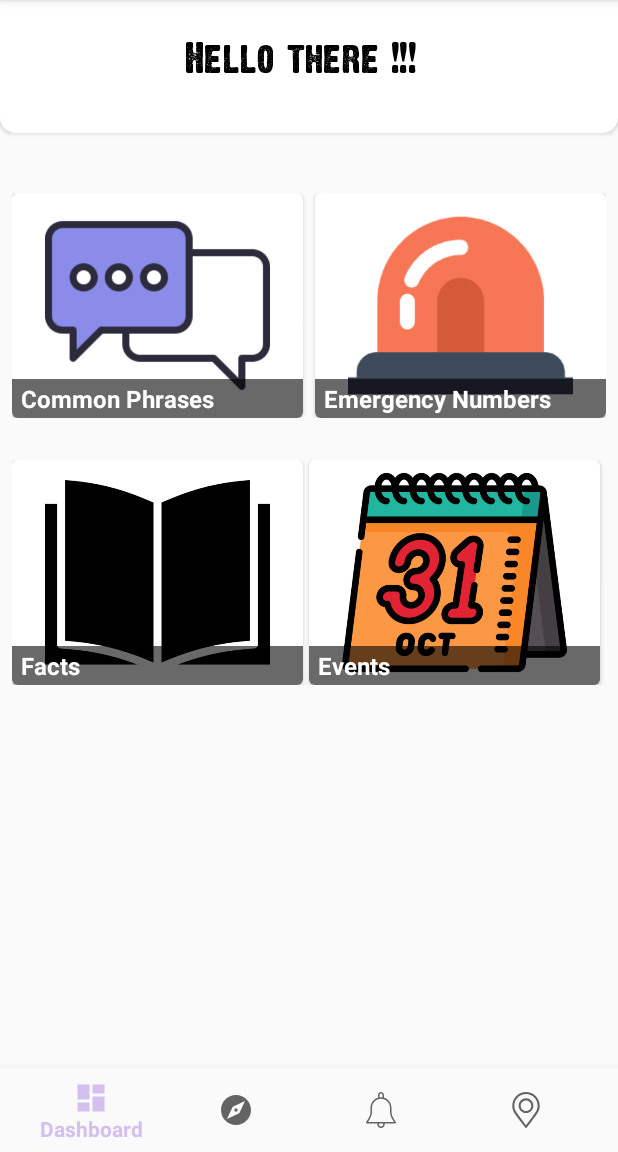
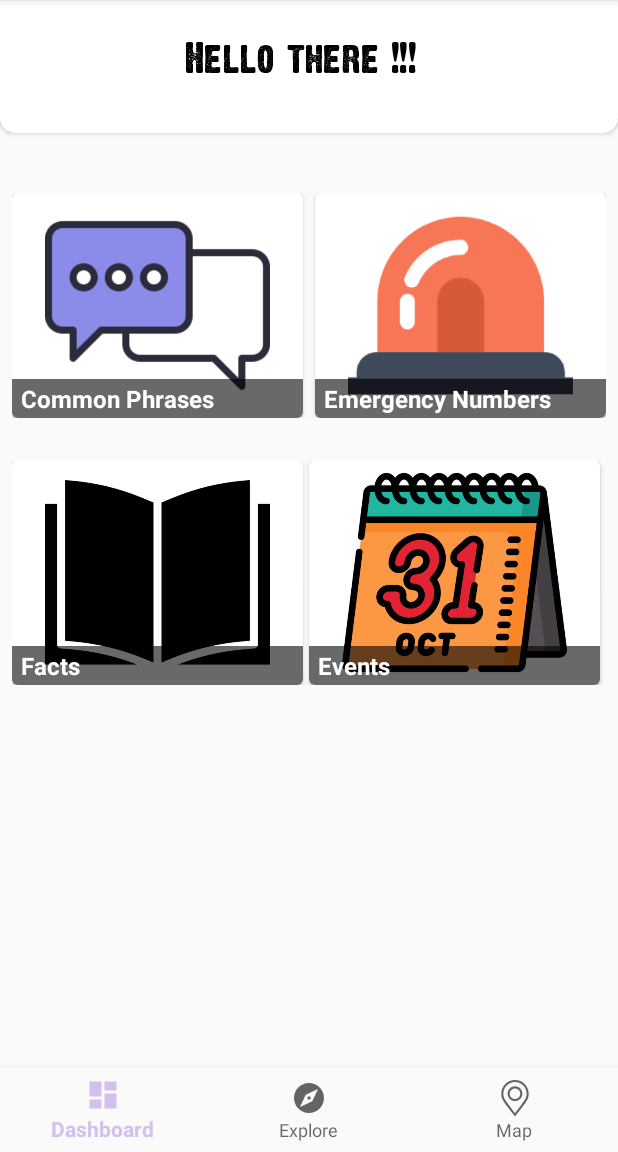
Before and after one commit to kabta/Sherpa, an Android app: the MainActivity screen opened directly, with no data from a screen before it, after a tap on "Emergency Numbers", on a phone screen of 412 x 824 dp, the part 84-1236 px from its top. Run offline under Robolectric (Android 15) with nearby library versions, the phone set to English and light mode, and no system bars; 1 other tap on this screen came first.

Commit message:
Fourth commit

```diff
--- a/app/src/main/java/com/example/sherpaatourguide/activity/ui/MainActivity.java
+++ b/app/src/main/java/com/example/sherpaatourguide/activity/ui/MainActivity.java
@@ -82,9 +82,7 @@ public class MainActivity extends AppCompatActivity {
                     case 1:
                         navigationView.setSelectedItemId(R.id.navigation_explore);
                         break;
-                    case 2:
-                        navigationView.setSelectedItemId(R.id.navigation_notifications);
-                        break;
+
                     case 3:
                         navigationView.setSelectedItemId(R.id.navigation_map);
                         break;
@@ -107,9 +105,7 @@ public class MainActivity extends AppCompatActivity {
                     case R.id.navigation_explore:
                         viewPager.setCurrentItem(1);
                         break;
-                    case R.id.navigation_notifications:
-                        viewPager.setCurrentItem(2);
-                        break;
+
                     case R.id.navigation_map:
                         viewPager.setCurrentItem(3);
                         break;
--- a/app/src/main/res/drawable/ic_notification.xml
+++ /dev/null
@@ -1,7 +0,0 @@
-<vector android:autoMirrored="true" android:height="512dp"
-    android:viewportHeight="512" android:viewportWidth="512"
-    android:width="512dp" xmlns:android="http://schemas.android.com/apk/res/android">
-    <path android:fillColor="#FF000000" android:pathData="M467.819,431.851l-36.651,-61.056c-16.896,-28.181 -25.835,-60.437 -25.835,-93.312V224c0,-82.325 -67.008,-149.333 -149.333,-149.333S106.667,141.675 106.667,224v53.483c0,32.875 -8.939,65.131 -25.835,93.312l-36.651,61.056c-1.984,3.285 -2.027,7.403 -0.149,10.731c1.899,3.349 5.461,5.419 9.301,5.419h405.333c3.84,0 7.403,-2.069 9.301,-5.419C469.845,439.253 469.803,435.136 467.819,431.851zM72.171,426.667l26.944,-44.907C118.016,350.272 128,314.219 128,277.483V224c0,-70.592 57.408,-128 128,-128s128,57.408 128,128v53.483c0,36.736 9.984,72.789 28.864,104.277l26.965,44.907H72.171z"/>
-    <path android:fillColor="#FF000000" android:pathData="M256,0c-23.531,0 -42.667,19.136 -42.667,42.667v42.667C213.333,91.221 218.112,96 224,96s10.667,-4.779 10.667,-10.667V42.667c0,-11.776 9.557,-21.333 21.333,-21.333s21.333,9.557 21.333,21.333v42.667C277.333,91.221 282.112,96 288,96s10.667,-4.779 10.667,-10.667V42.667C298.667,19.136 279.531,0 256,0z"/>
-    <path android:fillColor="#FF000000" android:pathData="M302.165,431.936c-3.008,-5.077 -9.515,-6.741 -14.613,-3.819c-5.099,2.987 -6.805,9.536 -3.819,14.613c2.773,4.715 4.288,10.368 4.288,15.936c0,17.643 -14.357,32 -32,32c-17.643,0 -32,-14.357 -32,-32c0,-5.568 1.515,-11.221 4.288,-15.936c2.965,-5.099 1.259,-11.627 -3.819,-14.613c-5.141,-2.923 -11.627,-1.259 -14.613,3.819c-4.715,8.064 -7.211,17.301 -7.211,26.731C202.667,488.085 226.581,512 256,512s53.333,-23.915 53.376,-53.333C309.376,449.237 306.88,440 302.165,431.936z"/>
-</vector>
--- a/app/src/main/res/menu/bottom_nav_menu.xml
+++ b/app/src/main/res/menu/bottom_nav_menu.xml
@@ -12,11 +12,7 @@
         android:icon="@drawable/ic_explore_black"
         android:id="@+id/navigation_explore"/>
 
-    <item
-        android:title="Notificaton"
-        android:icon="@drawable/ic_notification"
-        android:id="@+id/navigation_notifications"
-       />
+
     <item
         android:title="Map"
         android:icon="@drawable/ic_maps"
--- a/app/src/main/res/navigation/mobile_navigation.xml
+++ b/app/src/main/res/navigation/mobile_navigation.xml
@@ -15,10 +15,6 @@
         android:label="Explore"
         tools:layout="@layout/activity_main" />
 
-    <fragment
-        android:id="@+id/navigation_notifications"
-        android:label="Notification"
-        tools:layout="@layout/activity_main" />
 
     <fragment
         android:id="@+id/navigation_map"
```
Also changed, not shown: app/src/main/res/drawable/ic_notifications_black.xml (deleted, +0 -9 lines), app/src/main/res/drawable/ic_notifications_black_24dp.xml (deleted, +0 -9 lines).
